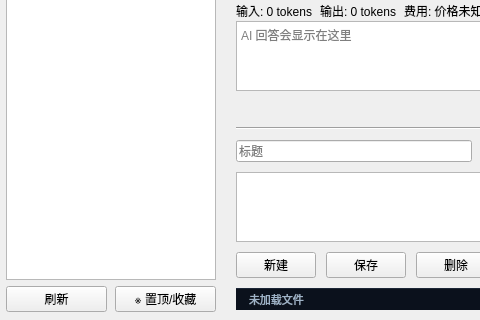
Old version of the form 999.0/src/l_notepad_client/main_window.ui in the repository Lugwit123/l_notepad_client; both pictures show x 0 to 480 and y 366 to 686 of the 797 by 686 pixel window.
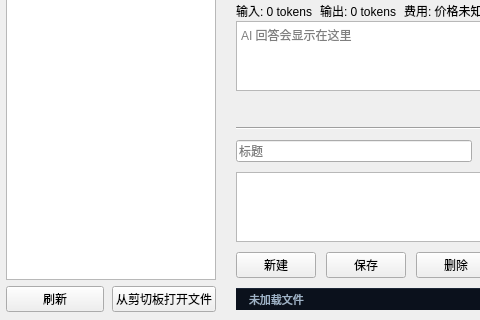
New version of the form. Custom widgets are drawn as their Qt base class.

```diff
--- a/999.0/src/l_notepad_client/main_window.ui
+++ b/999.0/src/l_notepad_client/main_window.ui
@@ -163,7 +163,7 @@
                <item>
                 <widget class="QPushButton" name="btn_favorite">
                  <property name="text">
-                  <string>※ 置顶/收藏</string>
+                  <string>从剪切板打开文件</string>
                  </property>
                 </widget>
                </item>
```
Left out of the diff: 5 changed lines with no effect on the pictures.
